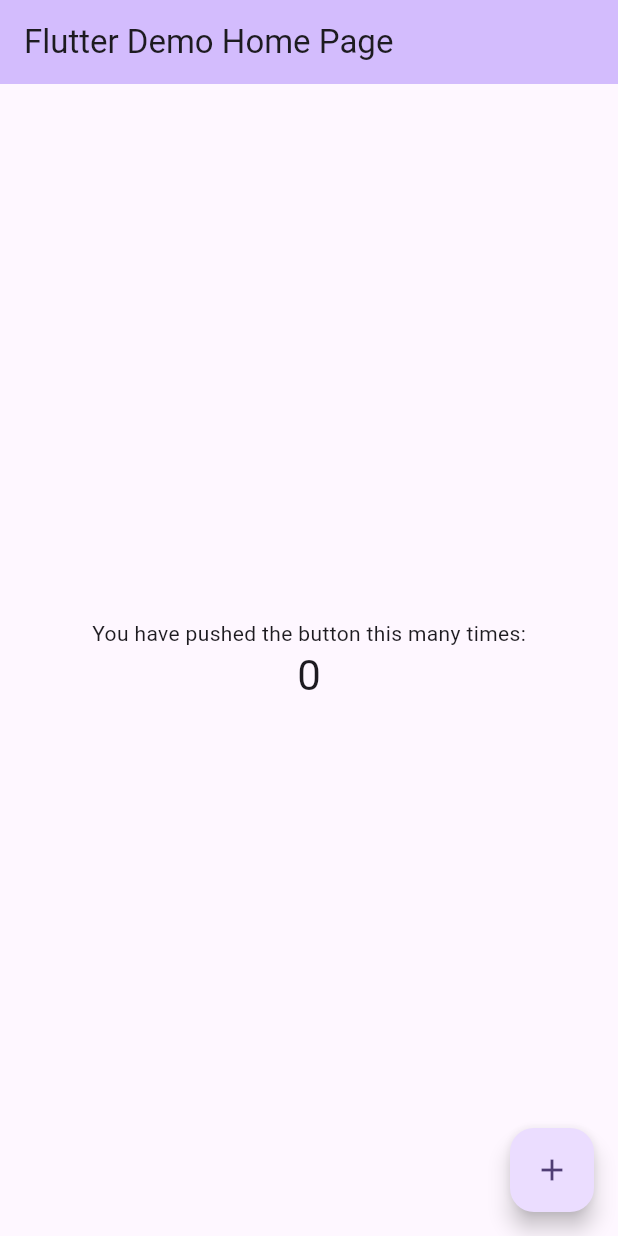
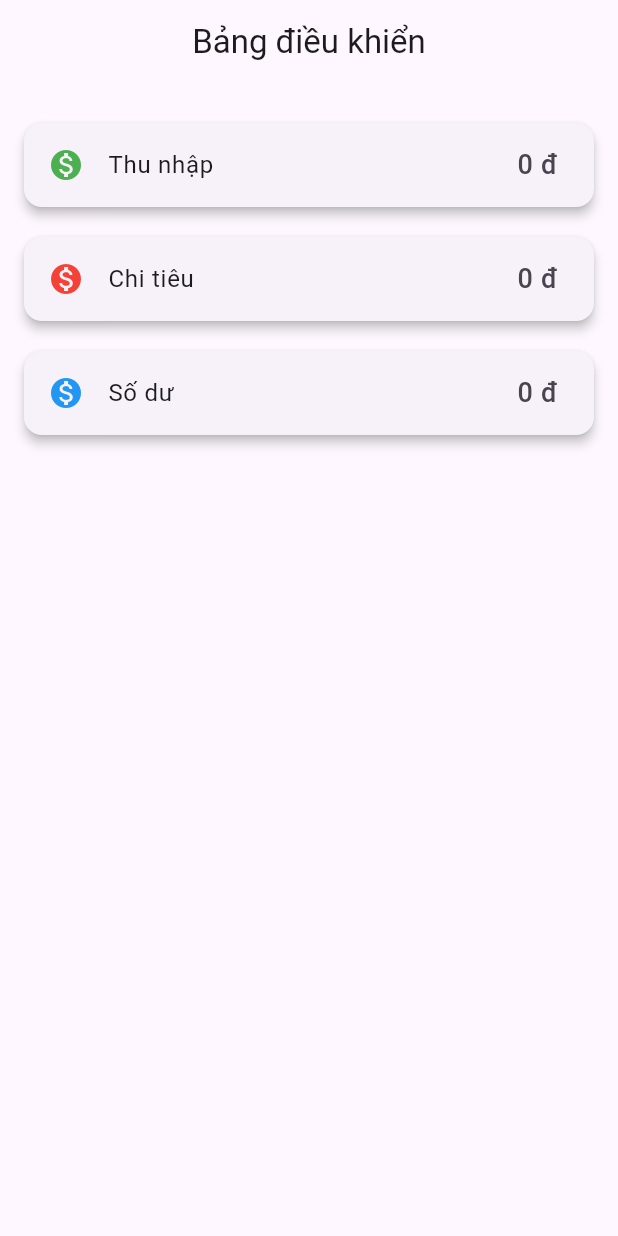
Before and after one commit to longsydn1105/quanlythuchi, a Flutter app: the screen it shows after launch, on a phone screen of 412 x 824 dp. Run offline on Flutter 3.47's test engine with Material 3 defaults, Android fonts, the phone set to English and light mode, and no system bars; our stand-ins replace sqflite; accounts and stored records are empty.

Commit message:
add screen/dashboar method getTotalByType in expense_controller and expense_respository update main.dart

```diff
--- a/lib/controllers/expense_controller.dart
+++ b/lib/controllers/expense_controller.dart
@@ -1,3 +1,4 @@
+
 import '../db/repositories/expense_repository.dart';
 import '../models/expense.dart';
 
@@ -75,4 +76,19 @@ class ExpenseController {
       return 0.0;
     }
   }
+
+
+Future<double> getTotalByType(int userId, String type) async {
+  try {
+    final now = DateTime.now();
+    final startOfMonth = DateTime(now.year, now.month, 1);
+    final endOfMonth = DateTime(now.year, now.month + 1, 0);
+
+    return await _expenseRepository.getTotalByType(type, userId, startOfMonth, endOfMonth);
+  } catch (e) {
+    print('Lỗi khi tính tổng theo loại: $e');
+    return 0.0;
+  }
 }
+
+}
--- a/lib/db/database_helper.dart
+++ b/lib/db/database_helper.dart
@@ -33,6 +33,7 @@ class DatabaseHelper {
         id INTEGER PRIMARY KEY AUTOINCREMENT,
         user_id INTEGER,
         amount REAL,
+        type TEXT,
         category TEXT,
         date TEXT,
         note TEXT,
--- a/lib/db/repositories/expense_repository.dart
+++ b/lib/db/repositories/expense_repository.dart
@@ -2,6 +2,8 @@ import '../database_helper.dart';
 import '../../models/expense.dart';
 
 class ExpenseRepository {
+
+
   // Thêm một expense mới vào database
   // Trả về ID của bản ghi mới nếu thành công, -1 nếu thất bại
   Future<int> insertExpense(Expense expense) async {
@@ -88,4 +90,16 @@ class ExpenseRepository {
       return 0.0;
     }
   }
+
+  Future<double> getTotalByType(String type, int userId, DateTime startOfMonth, DateTime endOfMonth) async {
+  final db = await DatabaseHelper.database;
+
+  final result = await db.rawQuery('''
+    SELECT SUM(amount) as total FROM expenses
+    WHERE type = ? AND user_id = ? AND date BETWEEN ? AND ?
+  ''', [type, userId, startOfMonth.toIso8601String(), endOfMonth.toIso8601String()]);
+
+  return result.first['total'] == null ? 0.0 : result.first['total'] as double;
+  }
+
 }
--- a/lib/main.dart
+++ b/lib/main.dart
@@ -1,122 +1,23 @@
 import 'package:flutter/material.dart';
+import 'controllers/expense_controller.dart';
+import 'db/repositories/expense_repository.dart';
+import 'screens/dashboard_screen.dart';
 
 void main() {
-  runApp(const MyApp());
+  runApp(MyApp());
 }
 
 class MyApp extends StatelessWidget {
-  const MyApp({super.key});
+  final ExpenseController _expenseController =
+      ExpenseController(ExpenseRepository());
 
-  // This widget is the root of your application.
   @override
   Widget build(BuildContext context) {
     return MaterialApp(
-      title: 'Flutter Demo',
-      theme: ThemeData(
-        // This is the theme of your application.
-        //
-        // TRY THIS: Try running your application with "flutter run". You'll see
-        // the application has a purple toolbar. Then, without quitting the app,
-        // try changing the seedColor in the colorScheme below to Colors.green
-        // and then invoke "hot reload" (save your changes or press the "hot
-        // reload" button in a Flutter-supported IDE, or press "r" if you used
-        // the command line to start the app).
-        //
-        // Notice that the counter didn't reset back to zero; the application
-        // state is not lost during the reload. To reset the state, use hot
-        // restart instead.
-        //
-        // This works for code too, not just values: Most code changes can be
-        // tested with just a hot reload.
-        colorScheme: ColorScheme.fromSeed(seedColor: Colors.deepPurple),
-      ),
-      home: const MyHomePage(title: 'Flutter Demo Home Page'),
+      title: 'Quản lý thu chi',
+      theme: ThemeData(primarySwatch: Colors.green),
+      home: DashboardScreen(expenseController: _expenseController),
+      debugShowCheckedModeBanner: false,
     );
   }
 }
-
-class MyHomePage extends StatefulWidget {
-  const MyHomePage({super.key, required this.title});
-
-  // This widget is the home page of your application. It is stateful, meaning
-  // that it has a State object (defined below) that contains fields that affect
-  // how it looks.
-
-  // This class is the configuration for the state. It holds the values (in this
-  // case the title) provided by the parent (in this case the App widget) and
-  // used by the build method of the State. Fields in a Widget subclass are
-  // always marked "final".
-
-  final String title;
-
-  @override
-  State<MyHomePage> createState() => _MyHomePageState();
-}
-
-class _MyHomePageState extends State<MyHomePage> {
-  int _counter = 0;
-
-  void _incrementCounter() {
-    setState(() {
-      // This call to setState tells the Flutter framework that something has
-      // changed in this State, which causes it to rerun the build method below
-      // so that the display can reflect the updated values. If we changed
-      // _counter without calling setState(), then the build method would not be
-      // called again, and so nothing would appear to happen.
-      _counter++;
-    });
-  }
-
-  @override
-  Widget build(BuildContext context) {
-    // This method is rerun every time setState is called, for instance as done
-    // by the _incrementCounter method above.
-    //
-    // The Flutter framework has been optimized to make rerunning build methods
-    // fast, so that you can just rebuild anything that needs updating rather
-    // than having to individually change instances of widgets.
-    return Scaffold(
-      appBar: AppBar(
-        // TRY THIS: Try changing the color here to a specific color (to
-        // Colors.amber, perhaps?) and trigger a hot reload to see the AppBar
-        // change color while the other colors stay the same.
-        backgroundColor: Theme.of(context).colorScheme.inversePrimary,
-        // Here we take the value from the MyHomePage object that was created by
-        // the App.build method, and use it to set our appbar title.
-        title: Text(widget.title),
-      ),
-      body: Center(
-        // Center is a layout widget. It takes a single child and positions it
-        // in the middle of the parent.
-        child: Column(
-          // Column is also a layout widget. It takes a list of children and
-          // arranges them vertically. By default, it sizes itself to fit its
-          // children horizontally, and tries to be as tall as its parent.
-          //
-          // Column has various properties to control how it sizes itself and
-          // how it positions its children. Here we use mainAxisAlignment to
-          // center the children vertically; the main axis here is the vertical
-          // axis because Columns are vertical (the cross axis would be
-          // horizontal).
-          //
-          // TRY THIS: Invoke "debug painting" (choose the "Toggle Debug Paint"
-          // action in the IDE, or press "p" in the console), to see the
-          // wireframe for each widget.
-          mainAxisAlignment: MainAxisAlignment.center,
-          children: <Widget>[
-            const Text('You have pushed the button this many times:'),
-            Text(
-              '$_counter',
-              style: Theme.of(context).textTheme.headlineMedium,
-            ),
-          ],
-        ),
-      ),
-      floatingActionButton: FloatingActionButton(
-        onPressed: _incrementCounter,
-        tooltip: 'Increment',
-        child: const Icon(Icons.add),
-      ), // This trailing comma makes auto-formatting nicer for build methods.
-    );
-  }
-}
--- a/lib/models/expense.dart
+++ b/lib/models/expense.dart
@@ -2,6 +2,7 @@ class Expense {
   final int? id;
   final int userId;
   final double amount;
+  final String type;
   final String category;
   final String date;
   final String note;
@@ -10,6 +11,7 @@ class Expense {
     this.id,
     required this.userId,
     required this.amount,
+    required this.type,
     required this.category,
     required this.date,
     required this.note,
@@ -20,6 +22,7 @@ class Expense {
         id: json['id'],
         userId: json['user_id'],
         amount: json['amount'],
+        type: json['type'],
         category: json['category'],
         date: json['date'],
         note: json['note'],
@@ -30,6 +33,7 @@ class Expense {
         'id': id,
         'user_id': userId,
         'amount': amount,
+        'type': type,
         'category': category,
         'date': date,
         'note': note,
--- /dev/null
+++ b/lib/screens/dashboard_screen.dart
@@ -0,0 +1,68 @@
+import 'package:flutter/material.dart';
+import '../controllers/expense_controller.dart';
+
+class DashboardScreen extends StatefulWidget {
+  final ExpenseController expenseController;
+
+  const DashboardScreen({Key? key, required this.expenseController}) : super(key: key);
+
+  @override
+  State<DashboardScreen> createState() => _DashboardScreenState();
+}
+
+class _DashboardScreenState extends State<DashboardScreen> {
+  double _income = 0;
+  double _expense = 0;
+  double _balance = 0;
+  int userId = 1; // Tạm hard-code ID user
+
+  @override
+  void initState() {
+    super.initState();
+    _loadData();
+  }
+
+  Future<void> _loadData() async {
+    final income = await widget.expenseController.getTotalByType(userId, 'thu');
+    final expense = await widget.expenseController.getTotalByType(userId, 'chi' );
+    final balance = income - expense;
+
+    setState(() {
+      _income = income;
+      _expense = expense;
+      _balance = balance;
+    });
+  }
+
+  @override
+  Widget build(BuildContext context) {
+    return Scaffold(
+      appBar: AppBar(
+        title: const Text('Bảng điều khiển'),
+        centerTitle: true,
+      ),
+      body: Padding(
+        padding: const EdgeInsets.all(16),
+        child: Column(
+          children: [
+            _buildCard('Thu nhập', _income, Colors.green),
+            _buildCard('Chi tiêu', _expense, Colors.red),
+            _buildCard('Số dư', _balance, Colors.blue),
+          ],
+        ),
+      ),
+    );
+  }
+
+  Widget _buildCard(String title, double amount, Color color) {
+    return Card(
+      margin: const EdgeInsets.symmetric(vertical: 10),
+      elevation: 3,
+      child: ListTile(
+        leading: Icon(Icons.monetization_on, color: color),
+        title: Text(title),
+        trailing: Text('${amount.toStringAsFixed(0)} đ', style: TextStyle(fontSize: 18)),
+      ),
+    );
+  }
+}
```
Also changed, not shown: 1 other file.
